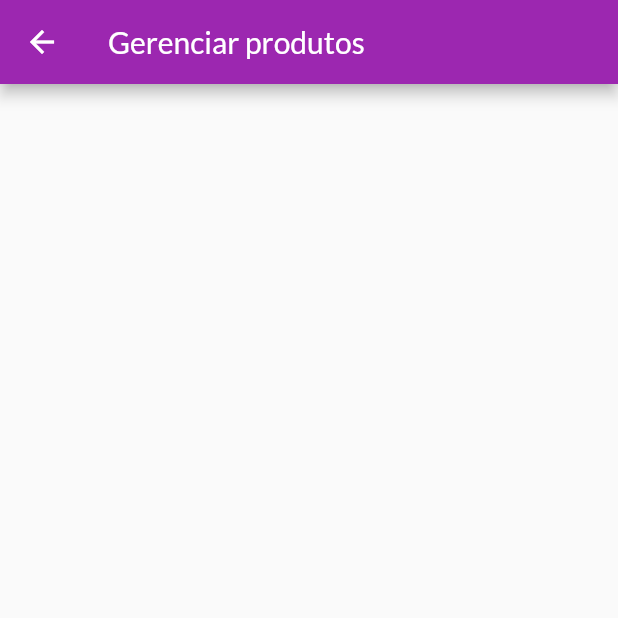
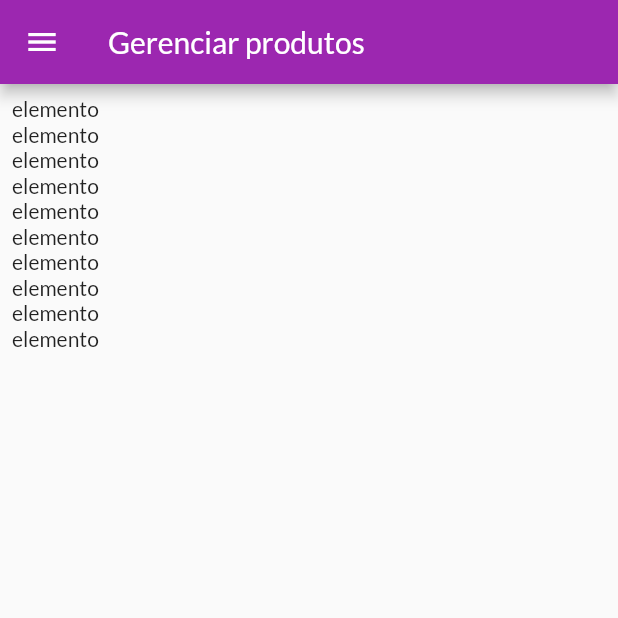
Before and after one commit to YuriGarciaRibeiro/Shop_Flutter, a Flutter app: the ProductsPage screen opened by its route, on a phone screen of 412 x 824 dp, the top half of it. Run offline on Flutter 3.47's test engine with Material 2 defaults, Android fonts, the phone set to English and light mode, and no system bars; network calls fail.

Commit message:
Update products_page.dart

```diff
--- a/lib/pages/products_page.dart
+++ b/lib/pages/products_page.dart
@@ -1,9 +1,8 @@
 import 'package:flutter/material.dart';
-import 'package:flutter/src/foundation/key.dart';
-import 'package:flutter/src/widgets/framework.dart';
+import 'package:shop/components/app_drawer.dart';
 
 class ProductsPage extends StatelessWidget {
-  const ProductsPage ({Key? key}) : super(key: key);
+  const ProductsPage({Key? key}) : super(key: key);
 
   @override
   Widget build(BuildContext context) {
@@ -11,6 +10,14 @@ class ProductsPage extends StatelessWidget {
       appBar: AppBar(
         title: Text('Gerenciar produtos'),
       ),
+      drawer: AppDrawer(),
+      body: Padding(
+        padding: EdgeInsets.all(8),
+        child: ListView.builder(
+          itemCount: 10,
+          itemBuilder: (ctx,i) => Text('elemento'),
+        ),
+      ),
     );
   }
 }
```
